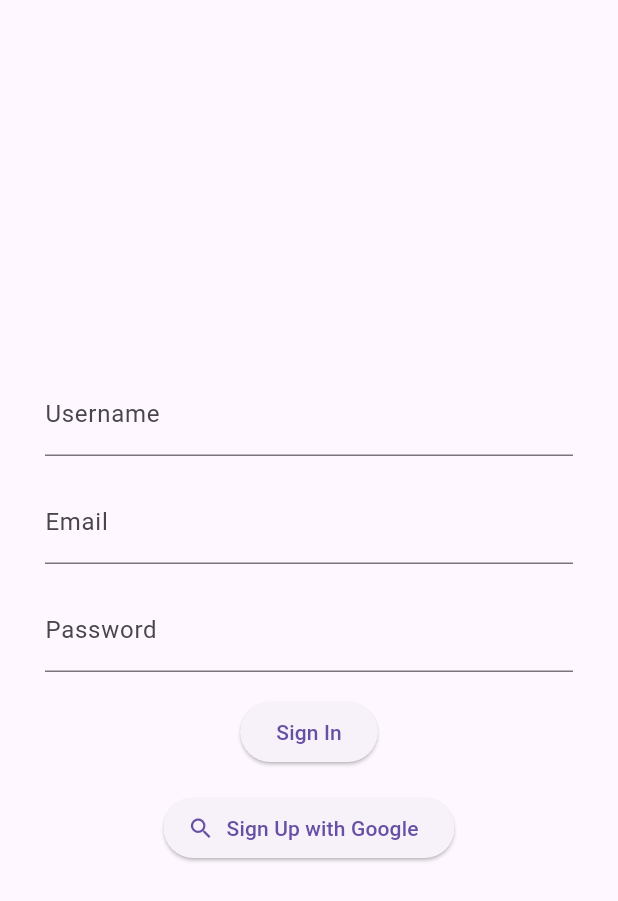
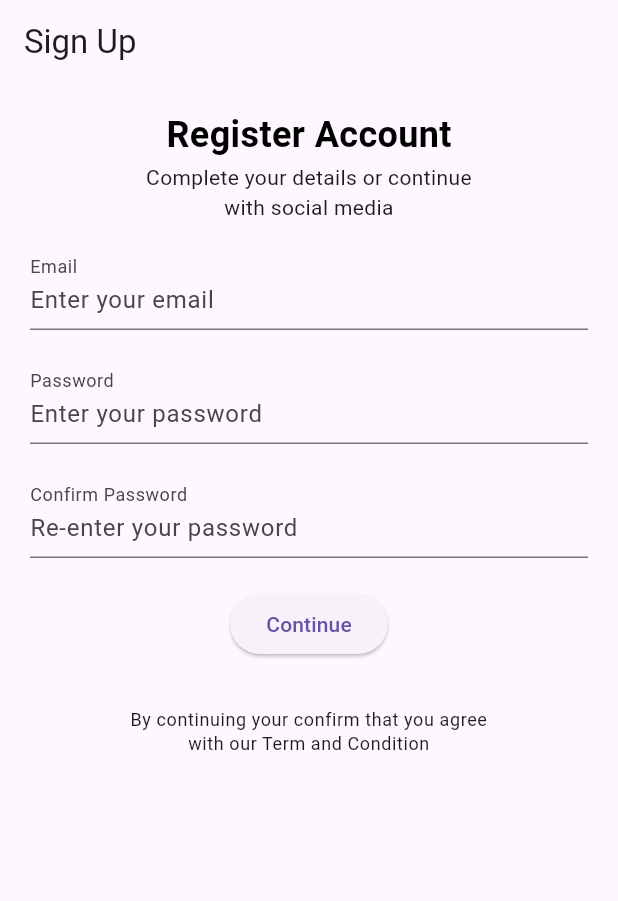
Before and after one commit to Priyansh4444/nourish_ninja, a Flutter app: the screen it shows after launch, on a phone screen of 412 x 824 dp. Shown: the top 901 px of the screen. Run offline on Flutter 3.47's test engine with Material 3 defaults, Android fonts, the phone set to English and light mode, and no system bars; our stand-ins replace flutter_svg.

Commit message:
Something is workign lets go!!!

```diff
--- /dev/null
+++ b/lib/app/constants.dart
@@ -0,0 +1,48 @@
+import 'package:flutter/material.dart';
+
+const kPrimaryColor = Color.fromARGB(255, 0, 255, 85);
+const kPrimaryLightColor = Color.fromARGB(255, 0, 255, 179);
+const kPrimaryGradientColor = LinearGradient(
+  begin: Alignment.topLeft,
+  end: Alignment.bottomRight,
+  colors: [Color(0xFFFFA53E), Color(0xFFFF7643)],
+);
+const kSecondaryColor = Color(0xFF979797);
+const kTextColor = Colors.black;
+
+const kAnimationDuration = Duration(milliseconds: 200);
+
+const headingStyle = TextStyle(
+  fontSize: 24,
+  fontWeight: FontWeight.bold,
+  color: Colors.black,
+  height: 1.5,
+);
+
+const defaultDuration = Duration(milliseconds: 250);
+
+// Form Error
+final RegExp emailValidatorRegExp =
+    RegExp(r"^[a-zA-Z0-9.]+@[a-zA-Z0-9]+\.[a-zA-Z]+");
+const String kEmailNullError = "Please Enter your email";
+const String kInvalidEmailError = "Please Enter Valid Email";
+const String kPassNullError = "Please Enter your password";
+const String kShortPassError = "Password is too short";
+const String kMatchPassError = "Passwords don't match";
+const String kNamelNullError = "Please Enter your name";
+const String kPhoneNumberNullError = "Please Enter your phone number";
+const String kAddressNullError = "Please Enter your address";
+
+final otpInputDecoration = InputDecoration(
+  contentPadding: const EdgeInsets.symmetric(vertical: 16),
+  border: outlineInputBorder(),
+  focusedBorder: outlineInputBorder(),
+  enabledBorder: outlineInputBorder(),
+);
+
+OutlineInputBorder outlineInputBorder() {
+  return OutlineInputBorder(
+    borderRadius: BorderRadius.circular(16),
+    borderSide: const BorderSide(color: kTextColor),
+  );
+}
--- a/lib/app/user_login/sign_in.dart
+++ /dev/null
@@ -1,90 +0,0 @@
-import 'package:flutter/material.dart';
-
-class _SignFormState extends State<SignForm> {
-  final _formKey = GlobalKey<FormState>();
-  String? username;
-  String? email;
-  String? password;
-  bool? rememberMe = false;
-  final List<String> errors = [];
-  // if (!errors.contains(error)) {
-  //     setState(() {
-  //       errors.add(error);
-  //     });
-  //   }
-  // }
-
-  // void removeError({String? error}) {
-  //   if (errors.contains(error)) {
-  //     setState(() {
-  //       errors.remove(error);
-  //     });
-  //   }
-
-}
-
-class SignForm extends StatefulWidget {
-  const SignForm({Key? key}) : super(key: key);
-
-  @override
-  _SignFormState createState() => _SignFormState();
-}
-
-class SignInPage extends StatelessWidget {
-  @override
-  Widget build(BuildContext context) {
-    return Scaffold(
-      body: Center(
-        child: Column(
-          mainAxisAlignment: MainAxisAlignment.center,
-          children: [
-            Padding(
-              padding: EdgeInsets.symmetric(horizontal: 30.0),
-              child: TextField(
-                decoration: InputDecoration(
-                  labelText: 'Username',
-                ),
-              ),
-            ),
-            SizedBox(height: 16.0),
-            Padding(
-              padding: EdgeInsets.symmetric(horizontal: 30.0),
-              child: TextField(
-                keyboardType: TextInputType.emailAddress,
-                decoration: InputDecoration(
-                  labelText: 'Email',
-
-                ),
-              ),
-            ),
-            SizedBox(height: 16.0),
-            Padding(
-              padding: EdgeInsets.symmetric(horizontal: 30.0),
-              child: TextField(
-                obscureText: true,
-                decoration: InputDecoration(
-                  labelText: 'Password',
-                ),
-              ),
-            ),
-            SizedBox(height: 16.0),
-            ElevatedButton(
-              onPressed: () {
-                // Perform sign-in logic here
-              },
-              child: Text('Sign In'),
-            ),
-            SizedBox(height: 16.0),
-            ElevatedButton.icon(
-              onPressed: () {
-                // Perform Google sign-up logic here
-              },
-              icon: Icon(Icons.search),
-              label: Text('Sign Up with Google'),
-            ),
-          ],
-        ),
-      ),
-    );
-  }
-}
--- /dev/null
+++ b/lib/app/user_login/signup/sign_in.dart
@@ -0,0 +1,151 @@
+import 'package:flutter/material.dart';
+
+import '../../constants.dart';
+import '../components/error.dart';
+
+class SignForm extends StatefulWidget {
+  const SignForm({Key? key}) : super(key: key);
+
+  @override
+  _SignFormState createState() => _SignFormState();
+}
+
+class _SignFormState extends State<SignForm> {
+  final _formKey = GlobalKey<FormState>();
+  String? email;
+  String? password;
+  String? conform_password;
+  bool? remember = false;
+  final List<String?> errors = [];
+
+  void addError({String? error}) {
+    if (!errors.contains(error)) {
+      setState(() {
+        errors.add(error);
+      });
+    }
+  }
+
+  void removeError({String? error}) {
+    if (errors.contains(error)) {
+      setState(() {
+        errors.remove(error);
+      });
+    }
+  }
+
+  @override
+  Widget build(BuildContext context) {
+    return Form(
+      key: _formKey,
+      child: Column(
+        children: [
+          TextFormField(
+            keyboardType: TextInputType.emailAddress,
+            onSaved: (newValue) => email = newValue,
+            onChanged: (value) {
+              if (value.isNotEmpty) {
+                removeError(error: kEmailNullError);
+              } else if (emailValidatorRegExp.hasMatch(value)) {
+                removeError(error: kInvalidEmailError);
+              }
+              return;
+            },
+            validator: (value) {
+              if (value!.isEmpty) {
+                addError(error: kEmailNullError);
+                return "";
+              } else if (!emailValidatorRegExp.hasMatch(value)) {
+                addError(error: kInvalidEmailError);
+                return "";
+              }
+              return null;
+            },
+            decoration: const InputDecoration(
+              labelText: "Email",
+              hintText: "Enter your email",
+              // If  you are using latest version of flutter then lable text and hint text shown like this
+              // if you r using flutter less then 1.20.* then maybe this is not working properly
+              floatingLabelBehavior: FloatingLabelBehavior.always,
+              // suffixIcon: CustomSurffixIcon(svgIcon: "assets/icons/Mail.svg"),
+            ),
+          ),
+          const SizedBox(height: 20),
+          TextFormField(
+            obscureText: true,
+            onSaved: (newValue) => password = newValue,
+            onChanged: (value) {
+              if (value.isNotEmpty) {
+                removeError(error: kPassNullError);
+              } else if (value.length >= 8) {
+                removeError(error: kShortPassError);
+              }
+              password = value;
+            },
+            validator: (value) {
+              if (value!.isEmpty) {
+                addError(error: kPassNullError);
+                return "";
+              } else if (value.length < 8) {
+                addError(error: kShortPassError);
+                return "";
+              }
+              return null;
+            },
+            decoration: const InputDecoration(
+              labelText: "Password",
+              hintText: "Enter your password",
+              // If  you are using latest version of flutter then lable text and hint text shown like this
+              // if you r using flutter less then 1.20.* then maybe this is not working properly
+              floatingLabelBehavior: FloatingLabelBehavior.always,
+              // suffixIcon: CustomSurffixIcon(svgIcon: "assets/icons/Lock.svg"),
+            ),
+          ),
+          const SizedBox(height: 20),
+          TextFormField(
+            obscureText: true,
+            onSaved: (newValue) => conform_password = newValue,
+            onChanged: (value) {
+              if (value.isNotEmpty) {
+                removeError(error: kPassNullError);
+              } else if (value.isNotEmpty && password == conform_password) {
+                removeError(error: kMatchPassError);
+              }
+              conform_password = value;
+            },
+            validator: (value) {
+              if (value!.isEmpty) {
+                addError(error: kPassNullError);
+                return "";
+              } else if ((password != value)) {
+                addError(error: kMatchPassError);
+                return "";
+              }
+              return null;
+            },
+            decoration: const InputDecoration(
+              labelText: "Confirm Password",
+              hintText: "Re-enter your password",
+              // If  you are using latest version of flutter then lable text and hint text shown like this
+              // if you r using flutter less then 1.20.* then maybe this is not working properly
+              floatingLabelBehavior: FloatingLabelBehavior.always,
+              // suffixIcon: CustomSurffixIcon(svgIcon: "assets/icons/Lock.svg"),
+            ),
+          ),
+          FormError(errors: errors),
+          const SizedBox(height: 20),
+          ElevatedButton(
+            onPressed: () {
+              if (_formKey.currentState!.validate()) {
+                _formKey.currentState!.save();
+                // if all are valid then go to success screen
+                // Navigator.pushNamed(context, CompleteProfileScreen.routeName);
+              }
+            },
+            child: const Text("Continue"),
+          ),
+        ],
+      ),
+    );
+  }
+}
--- /dev/null
+++ b/lib/app/user_login/signup/sign_up_screen.dart
@@ -0,0 +1,48 @@
+import 'package:flutter/material.dart';
+
+import '../../general_components/socal_card.dart';
+import '../../constants.dart';
+import './sign_in.dart';
+
+class SignUpScreen extends StatelessWidget {
+  static String routeName = "/sign_up";
+
+  const SignUpScreen({super.key});
+  @override
+  Widget build(BuildContext context) {
+    return Scaffold(
+      appBar: AppBar(
+        title: const Text("Sign Up"),
+      ),
+      body: SafeArea(
+        child: SizedBox(
+          width: double.infinity,
+          child: Padding(
+            padding: const EdgeInsets.symmetric(horizontal: 20),
+            child: SingleChildScrollView(
+              child: Column(
+                children: [
+                  const SizedBox(height: 16),
+                  const Text("Register Account", style: headingStyle),
+                  const Text(
+                    "Complete your details or continue \nwith social media",
+                    textAlign: TextAlign.center,
+                  ),
+                  const SizedBox(height: 16),
+                  const SignForm(),
+                  const SizedBox(height: 16),
+                  const SizedBox(height: 16),
+                  Text(
+                    'By continuing your confirm that you agree \nwith our Term and Condition',
+                    textAlign: TextAlign.center,
+                    style: Theme.of(context).textTheme.bodySmall,
+                  )
+                ],
+              ),
+            ),
+          ),
+        ),
+      ),
+    );
+  }
+}
--- a/lib/main.dart
+++ b/lib/main.dart
@@ -1,11 +1,13 @@
 import 'package:flutter/material.dart';
-import 'package:nourish_ninja/app/user_login/sign_in.dart';
+import 'package:nourish_ninja/app/user_login/signup/sign_up_screen.dart';
 
 void main() {
-  runApp(MyApp());
+  runApp(const MyApp());
 }
 
 class MyApp extends StatelessWidget {
+  const MyApp({super.key});
+
   @override
   Widget build(BuildContext context) {
     return MaterialApp(
@@ -13,7 +15,7 @@ class MyApp extends StatelessWidget {
       theme: ThemeData(
         primarySwatch: Colors.blue,
       ),
-      home: SignInPage(), // Set the sign-in page as the home page
+      home: SignUpScreen(), // Set the sign-in page as the home page
     );
   }
 }
--- a/pubspec.yaml
+++ b/pubspec.yaml
@@ -37,6 +37,7 @@ dependencies:
   cupertino_icons: ^1.0.2
   firebase_auth: ^3.3.3
   firebase_core: ^1.10.0
+  flutter_svg: ^2.0.9
 
 dev_dependencies:
   flutter_test:
```
Also changed, not shown: lib/app/general_components/socal_card.dart (added, +31 -0 lines), lib/app/user_login/components/error.dart (+35 -0 lines), assets/images/Ninja_mad.svg (added), assets/images/_Google.svg (added), pubspec.lock, 1 other file.
